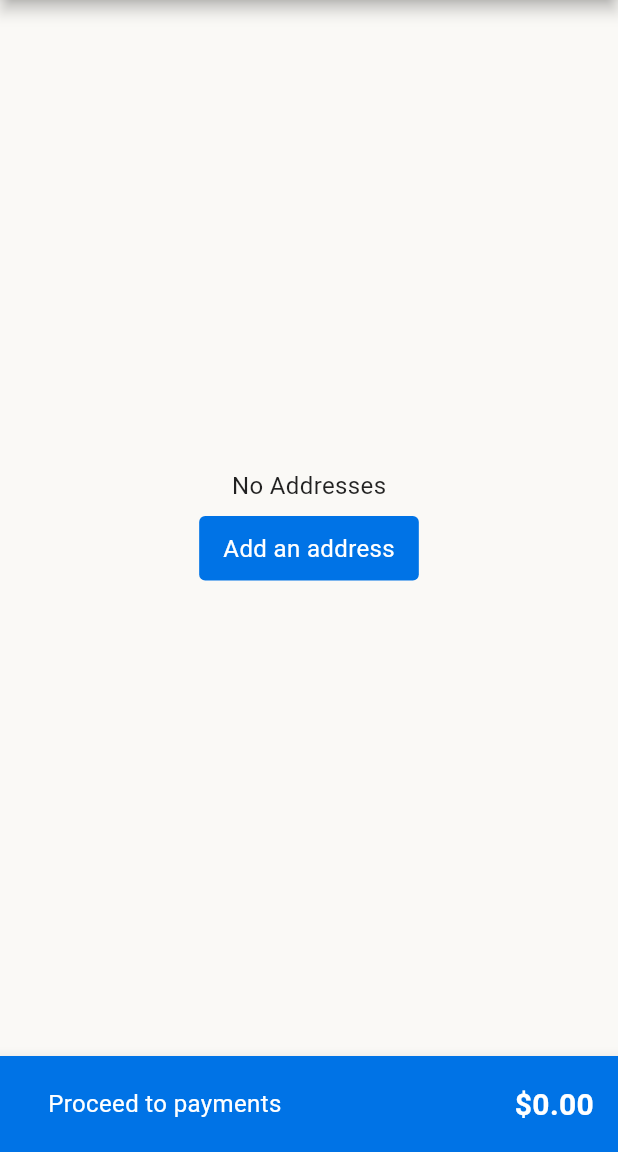
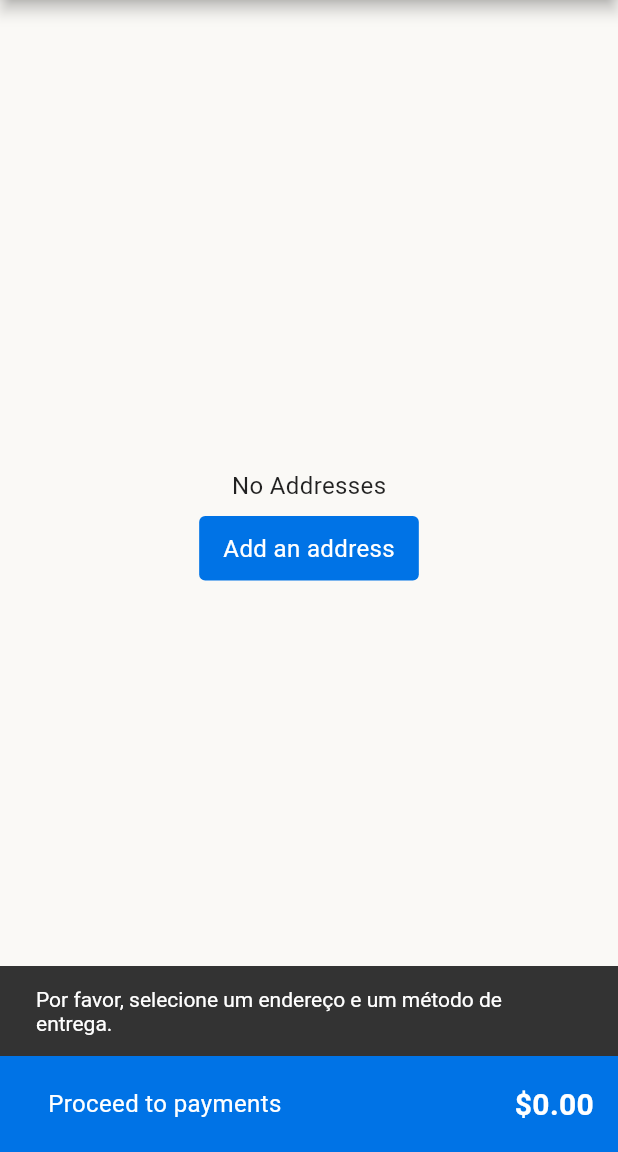
Before and after one commit to kobe-rodrigoperozzo/accessible_ds, a Flutter app: the ShippingPage screen opened directly with empty values, after a tap on "Proceed to payments", on a phone screen of 412 x 824 dp, the part 84-1236 px from its top. Run offline on Flutter 3.47's test engine with Material 2 defaults, Android fonts, the phone set to English and light mode, and no system bars; our stand-ins replace equatable; network calls fail.

Commit message:
any moment now

```diff
--- /dev/null
+++ b/example/lib/components/shipping_method.dart
@@ -0,0 +1,9 @@
+class ShippingMethod {
+  final String method;
+  final double price;
+
+  ShippingMethod({
+    required this.method,
+    required this.price,
+  });
+}
--- a/example/lib/pages/shipping.dart
+++ b/example/lib/pages/shipping.dart
@@ -1,6 +1,8 @@
 import 'package:accessible_ds/accessible_ds.dart';
 import 'package:example/components/address.dart';
 import 'package:example/components/address_card.dart';
+import 'package:example/components/shipping_method.dart';
+import 'package:example/components/shipping_method_card.dart';
 import 'package:flutter/material.dart';
 
 import 'package:collection/collection.dart';
@@ -16,20 +18,160 @@ class ShippingPage extends StatefulWidget {
 
 class _ShippingPageState extends State<ShippingPage> {
   List<Address> addresses = [];
-  int selectedAddressIndex = -1;
+  int? selectedAddressIndex;
+
+  List<ShippingMethod> shippingMethods = [
+    ShippingMethod(method: 'Faster method', price: 10.0),
+    ShippingMethod(method: 'Cheaper method', price: 5.0),
+  ];
+  int? selectedShippingMethodIndex;
+
+  double selectedShippingMethodPrice = 0.0;
 
   void addAddress() {
+    showModalBottomSheet<Address>(
+      isScrollControlled: true,
+      context: context,
+      builder: (BuildContext context) {
+        return AddressFormBottomSheet();
+      },
+    ).then((newAddress) {
+      if (newAddress != null) {
+        setState(() {
+          addresses.add(newAddress);
+        });
+      }
+    });
+  }
+
+  @override
+  Widget build(BuildContext context) {
+    return Scaffold(
+      backgroundColor: DsColors.foundation,
+      appBar: AppBar(
+        backgroundColor: DsColors.primary,
+        title: const Text('Shipping'),
+      ),
+      body: addresses.isEmpty
+          ? Center(
+              child: Column(
+                mainAxisAlignment: MainAxisAlignment.center,
+                children: [
+                  const Text('No Addresses', style: DsTypography.body),
+                  const SizedBox(
+                    height: 8.0,
+                  ),
+                  DsTextButton(
+                    onPressed: addAddress,
+                    text: 'Add an address',
+                    alternativeText: 'Add an address',
+                  ),
+                ],
+              ),
+            )
+          : ListView(
+              children: [
+                ...addresses
+                    .mapIndexed((index, address) => AddressCard(
+                          address: address,
+                          index: index,
+                          isSelected: selectedAddressIndex == index,
+                          onSelect: (index) {
+                            setState(() {
+                              selectedAddressIndex = index;
+                              selectedShippingMethodIndex = null;
+                            });
+                          },
+                        ))
+                    .toList(),
+                const SizedBox(
+                  height: 8.0,
+                ),
+                Padding(
+                  padding: const EdgeInsets.all(8.0),
+                  child: DsTextButton(
+                    onPressed: addAddress,
+                    text: 'Add an address',
+                    alternativeText: 'Add an address',
+                  ),
+                ),
+                if (selectedAddressIndex != null) ...[
+                  const SizedBox(
+                    height: 8,
+                  ),
+                  ...shippingMethods.mapIndexed(
+                    (index, method) => ShippingMethodCard(
+                      method: method.method,
+                      price: method.price,
+                      index: index,
+                      isSelected: selectedShippingMethodIndex == index,
+                      onSelect: (index) {
+                        setState(() {
+                          selectedShippingMethodIndex = index;
+                          selectedShippingMethodPrice = method.price;
+                        });
+                      },
+                    ),
+                  ),
+                ]
+              ],
+            ),
+      bottomNavigationBar: BottomAppBar(
+        color: DsColors.primary,
+        child: Padding(
+          padding: const EdgeInsets.symmetric(horizontal: DsSpacing.regularPlus, vertical: DsSpacing.small),
+          child: Row(
+            mainAxisAlignment: MainAxisAlignment.spaceBetween,
+            children: [
+              DsTextButton(
+                onPressed: (selectedAddressIndex != null && selectedShippingMethodIndex != null)
+                    ? () {
+                        ScaffoldMessenger.of(context).showSnackBar(
+                          DsSnackBar(
+                            text: 'Sucesso!',
+                          ),
+                        );
+                      }
+                    : () {
+                        ScaffoldMessenger.of(context).showSnackBar(
+                          DsSnackBar(
+                            text: 'Por favor, selecione um endereço e um método de entrega.',
+                          ),
+                        );
+                      },
+                text: 'Proceed to payments',
+                alternativeText: 'Proceed to payments',
+              ),
+              Text(
+                '\$${(widget.totalPrice + selectedShippingMethodPrice).toStringAsFixed(2)}',
+                style: DsTypography.highlight.copyWith(color: DsColors.onPrimary, fontSize: 20.0),
+              ),
+            ],
+          ),
+        ),
+      ),
+    );
+  }
+}
+
+class AddressFormBottomSheet extends StatefulWidget {
+  const AddressFormBottomSheet({Key? key}) : super(key: key);
+
+  @override
+  _AddressFormBottomSheetState createState() => _AddressFormBottomSheetState();
+}
+
+class _AddressFormBottomSheetState extends State<AddressFormBottomSheet> {
   TextEditingController postalCodeController = TextEditingController();
   TextEditingController streetController = TextEditingController();
   TextEditingController numberController = TextEditingController();
   TextEditingController complementController = TextEditingController();
   TextEditingController neighborhoodController = TextEditingController();
   TextEditingController cityController = TextEditingController();
+  bool isFormInvalid = false;
 
-    showModalBottomSheet<void>(
-      isScrollControlled: true,
-      context: context,
-      builder: (BuildContext context) {
+  @override
+  Widget build(BuildContext context) {
     return SingleChildScrollView(
       child: Padding(
         padding: EdgeInsets.fromLTRB(
@@ -48,7 +190,19 @@ class _ShippingPageState extends State<ShippingPage> {
               ),
             ),
             const SizedBox(height: 8),
-                const SizedBox(height: 4),
+            Semantics(
+              liveRegion: true,
+              child: Visibility(
+                visible: isFormInvalid,
+                child: Center(
+                  child: Text(
+                    'Por favor, preencha todos os campos.',
+                    style: DsTypography.body.copyWith(color: DsColors.error),
+                  ),
+                ),
+              ),
+            ),
+            const SizedBox(height: 8),
             DsInputTextField(
               controller: postalCodeController,
               label: 'Postal Code',
@@ -163,18 +317,11 @@ class _ShippingPageState extends State<ShippingPage> {
                         neighborhood: neighborhoodController.text,
                         city: cityController.text,
                       );
+                      Navigator.pop(context, newAddress);
+                    } else {
                       setState(() {
-                            addresses.add(newAddress);
+                        isFormInvalid = true;
                       });
-                          // Register address logic
-                          Navigator.pop(context);
-                        } else {
-                          ScaffoldMessenger.of(context).showSnackBar(
-                            DsSnackBar(
-                              duration: const Duration(seconds: 3),
-                              text: 'Por favor, preencha todos os campos de endereço.',
-                            ),
-                          );
                     }
                   },
                   alternativeText: 'Register',
@@ -185,84 +332,5 @@ class _ShippingPageState extends State<ShippingPage> {
         ),
       ),
     );
-      },
-    );
-  }
-
-  @override
-  Widget build(BuildContext context) {
-    return Scaffold(
-      backgroundColor: DsColors.foundation,
-      appBar: AppBar(
-        backgroundColor: DsColors.primary,
-        title: const Text('Shipping'),
-      ),
-      body: addresses.isEmpty
-          ? Center(
-              child: Column(
-                mainAxisAlignment: MainAxisAlignment.center,
-                children: [
-                  const Text('No Addresses', style: DsTypography.body),
-                  const SizedBox(
-                    height: 8.0,
-                  ),
-                  DsTextButton(
-                    onPressed: addAddress,
-                    text: 'Add an address',
-                    alternativeText: 'Add an address',
-                  ),
-                ],
-              ),
-            )
-          : ListView(
-              children: [
-                ...addresses
-                    .mapIndexed((index, address) => AddressCard(
-                          address: address,
-                          index: index,
-                          isSelected: selectedAddressIndex == index,
-                          onSelect: (index) {
-                            setState(() {
-                              selectedAddressIndex = index;
-                            });
-                          },
-                        ))
-                    .toList(),
-                const SizedBox(
-                  height: 8.0,
-                ),
-                Padding(
-                  padding: const EdgeInsets.all(8.0),
-                  child: DsTextButton(
-                    onPressed: addAddress,
-                    text: 'Add an address',
-                    alternativeText: 'Add an address',
-                  ),
-                ),
-              ],
-            ),
-      bottomNavigationBar: BottomAppBar(
-        color: DsColors.primary,
-        child: Padding(
-          padding: const EdgeInsets.symmetric(horizontal: DsSpacing.regularPlus, vertical: DsSpacing.small),
-          child: Row(
-            mainAxisAlignment: MainAxisAlignment.spaceBetween,
-            children: [
-              DsTextButton(
-                onPressed: () {
-                  debugPrint('Proceed to payments');
-                },
-                text: 'Proceed to payments',
-                alternativeText: 'Proceed to payments',
-              ),
-              Text(
-                '\$${widget.totalPrice.toStringAsFixed(2)}',
-                style: DsTypography.highlight.copyWith(color: DsColors.onPrimary, fontSize: 20.0),
-              ),
-            ],
-          ),
-        ),
-      ),
-    );
   }
 }
```
Also changed, not shown: example/lib/components/shipping_method_card.dart (added, +59 -0 lines). Lines whose indentation alone changed are shown as unchanged.
